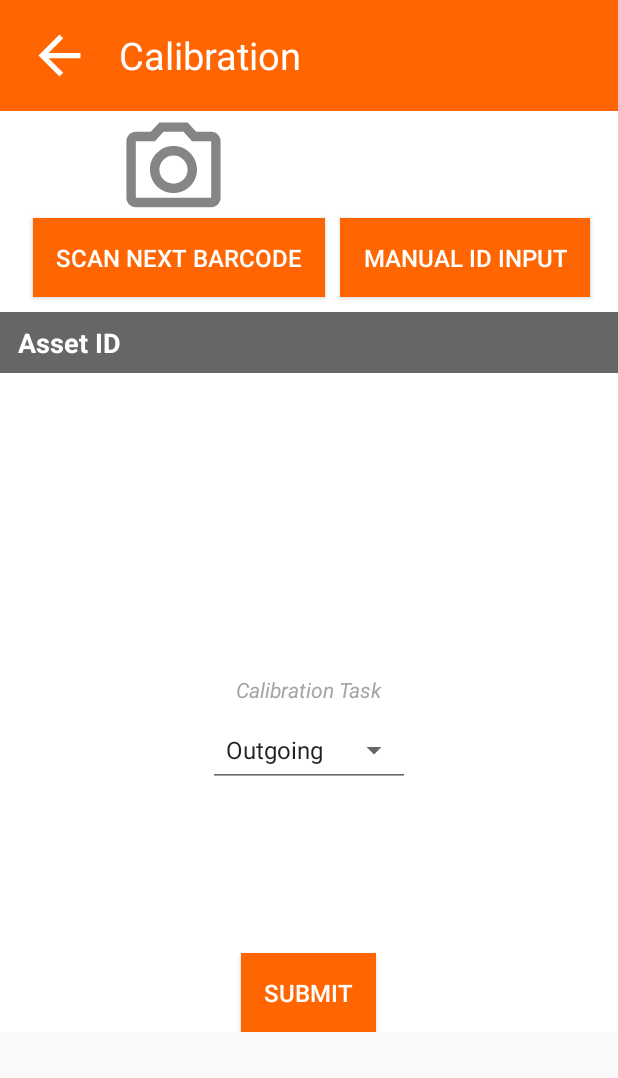
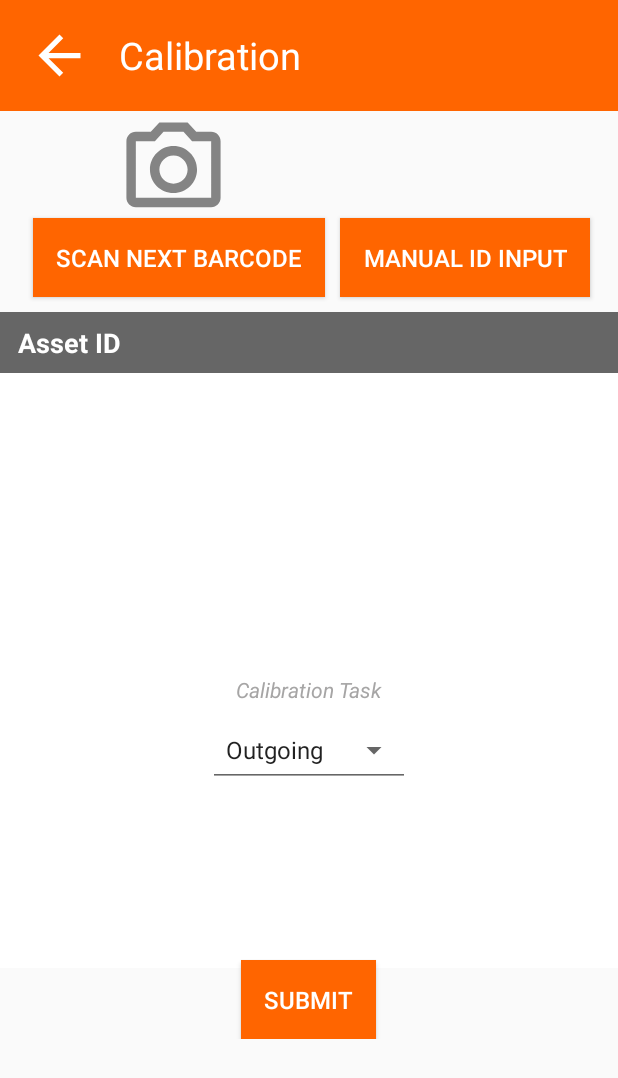
Before and after one commit to JaggerBurke/KeyScan, an Android app: the CalibrationActivity screen opened directly, with no data from a screen before it, on a phone screen of 412 x 824 dp. Shown: the top 1078 px of the screen. Run offline under Robolectric (Android 15) with nearby library versions, the phone set to English and light mode, and no system bars; libraries missing offline, so code that uses them is left out: com.google.api.client, com.google.api.services, com.journeyapps.barcodescanner.

Commit message:
Dark Theme adjustments

```diff
--- a/app/src/main/java/com/KCAssets/KeyScan/CalibrationActivity.java
+++ b/app/src/main/java/com/KCAssets/KeyScan/CalibrationActivity.java
@@ -11,6 +11,7 @@ import android.text.InputType;
 import android.text.TextUtils;
 import android.util.Log;
 import android.view.View;
+import android.view.ViewGroup;
 import android.widget.AdapterView;
 import android.widget.ArrayAdapter;
 import android.widget.Button;
@@ -111,7 +112,11 @@ public class CalibrationActivity extends AppCompatActivity implements AdapterVie
         TextView title = findViewById(R.id.title);
 
         scanBtn = findViewById(R.id.scanBtn);
+
         scannedListView = findViewById(R.id.scannedList);
+        ViewGroup.LayoutParams layoutParams = scannedListView.getLayoutParams();
+        layoutParams.height = 600;
+
         finishBtn = findViewById(R.id.finishBtn);
         inputBtn = findViewById(R.id.inputBtn);
 
--- a/app/src/main/java/com/KCAssets/KeyScan/RepairActivity.java
+++ b/app/src/main/java/com/KCAssets/KeyScan/RepairActivity.java
@@ -11,6 +11,7 @@ import android.text.InputType;
 import android.text.TextUtils;
 import android.util.Log;
 import android.view.View;
+import android.view.ViewGroup;
 import android.widget.AdapterView;
 import android.widget.ArrayAdapter;
 import android.widget.Button;
@@ -116,7 +117,11 @@ public class RepairActivity extends AppCompatActivity implements AdapterView.OnI
         textCal.setText("Repair Task");
 
         scanBtn = findViewById(R.id.scanBtn);
+
         scannedListView = findViewById(R.id.scannedList);
+        ViewGroup.LayoutParams layoutParams = scannedListView.getLayoutParams();
+        layoutParams.height = 600;
+
         finishBtn = findViewById(R.id.finishBtn);
         inputBtn = findViewById(R.id.inputBtn);
 
--- a/app/src/main/java/com/KCAssets/KeyScan/TestingActivity.java
+++ b/app/src/main/java/com/KCAssets/KeyScan/TestingActivity.java
@@ -54,6 +54,7 @@ public class TestingActivity extends AppCompatActivity {
     List<String> scannedList;
     private Button finishBtn;
     Button clearBtn;
+    RelativeLayout mainLayout;
     String sheetID = "1Sij2xp0U9_ZYevVqGgkHvat8GYO0N3prVsCJKmnCmdg";
     String accessToken;
     ArrayList<String> listID = new ArrayList<String>();
@@ -85,6 +86,9 @@ public class TestingActivity extends AppCompatActivity {
          **********************************************************/
         AccessTokenManager accessTokenManager = new AccessTokenManager(this);
         accessTokenManager.checkAccessTokenExpiration();
+
+        mainLayout = findViewById(R.id.main_layout);
+        mainLayout.setBackgroundColor(0xFFFFFFFF);
 
         RelativeLayout bottomBar = findViewById(R.id.bottomBar);
         bottomBar.setVisibility(View.GONE);
--- a/app/src/main/res/layout/activity_main.xml
+++ b/app/src/main/res/layout/activity_main.xml
@@ -3,9 +3,9 @@
     xmlns:tools="http://schemas.android.com/tools"
     android:layout_width="match_parent"
     android:layout_height="wrap_content"
+    android:id="@+id/main_layout"
     xmlns:app="http://schemas.android.com/apk/res-auto"
-    tools:context="TestingActivity"
-    android:background="@color/white">
+    tools:context="TestingActivity">
     <include layout="@layout/toolbar"/>
 
     <ListView
@@ -13,20 +13,8 @@
         android:layout_width="match_parent"
         android:layout_height="394dp"
         android:background="@color/white"
-        android:layout_marginTop="245dp"
-        android:layout_marginLeft="15dp"/>
-
-    <Spinner
-        android:id="@+id/spinnerCal"
-        style="@android:style/Widget.Material.Spinner.Underlined"
-        android:layout_width="wrap_content"
-        android:layout_height="49dp"
-        android:layout_marginTop="475dp"
-        android:dropDownWidth="wrap_content"
-        android:layout_centerHorizontal="true"
-        android:dropDownSelector="@android:drawable/arrow_down_float"
-        android:entries="@array/cal_options"
-        android:spinnerMode="dropdown" />
+        android:paddingLeft="15dp"
+        android:layout_marginTop="245dp" />
 
     <Button
         android:id="@+id/scanBtn"
@@ -81,7 +69,6 @@
         android:textStyle="bold" />
 
 
-
     <TextView
         android:layout_width="wrap_content"
         android:layout_height="wrap_content"
@@ -92,6 +79,18 @@
         android:textColor="#A6A5A5"
         android:textStyle="italic" />
 
+    <Spinner
+        android:id="@+id/spinnerCal"
+        style="@android:style/Widget.Material.Spinner.Underlined"
+        android:layout_width="wrap_content"
+        android:layout_height="49dp"
+        android:layout_centerHorizontal="true"
+        android:layout_marginTop="475dp"
+        android:dropDownWidth="wrap_content"
+        android:dropDownSelector="@android:drawable/arrow_down_float"
+        android:entries="@array/cal_options"
+        android:spinnerMode="dropdown" />
+
 
     <Button
         android:id="@+id/finishBtn"
@@ -99,7 +98,7 @@
         android:layout_width="wrap_content"
         android:layout_height="wrap_content"
         android:layout_centerHorizontal="true"
-        android:layout_marginTop="635dp"
+        android:layout_marginTop="640dp"
         android:background="@drawable/custombutton"
         android:padding="15dp"
         android:text="Finish"
```
